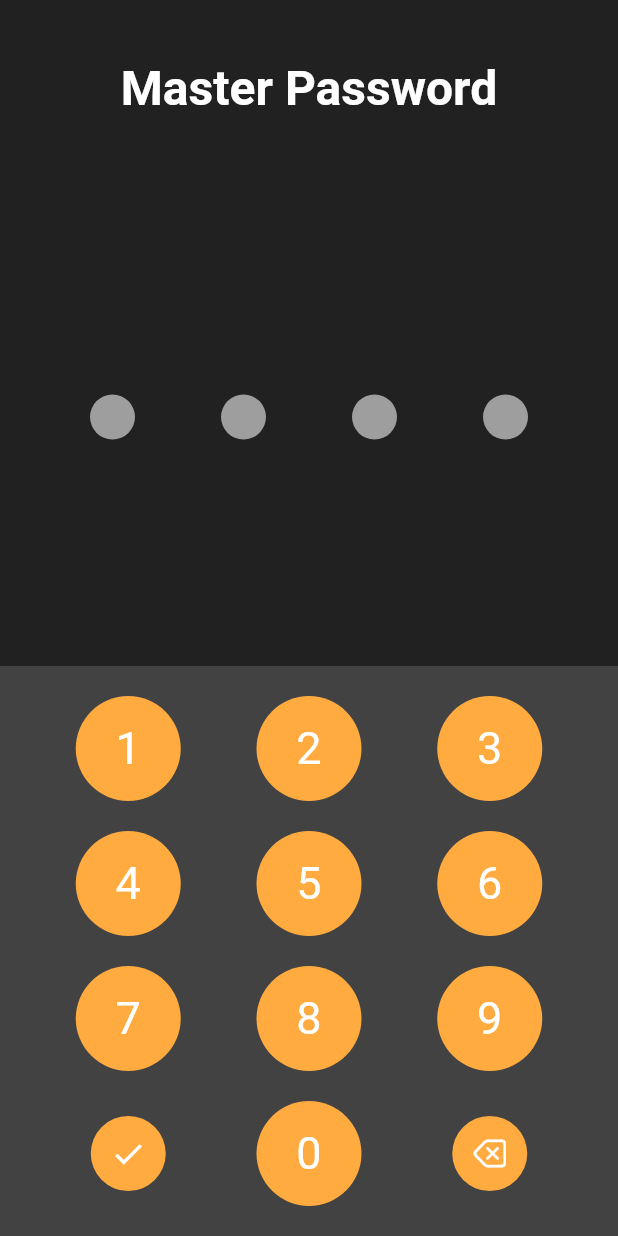
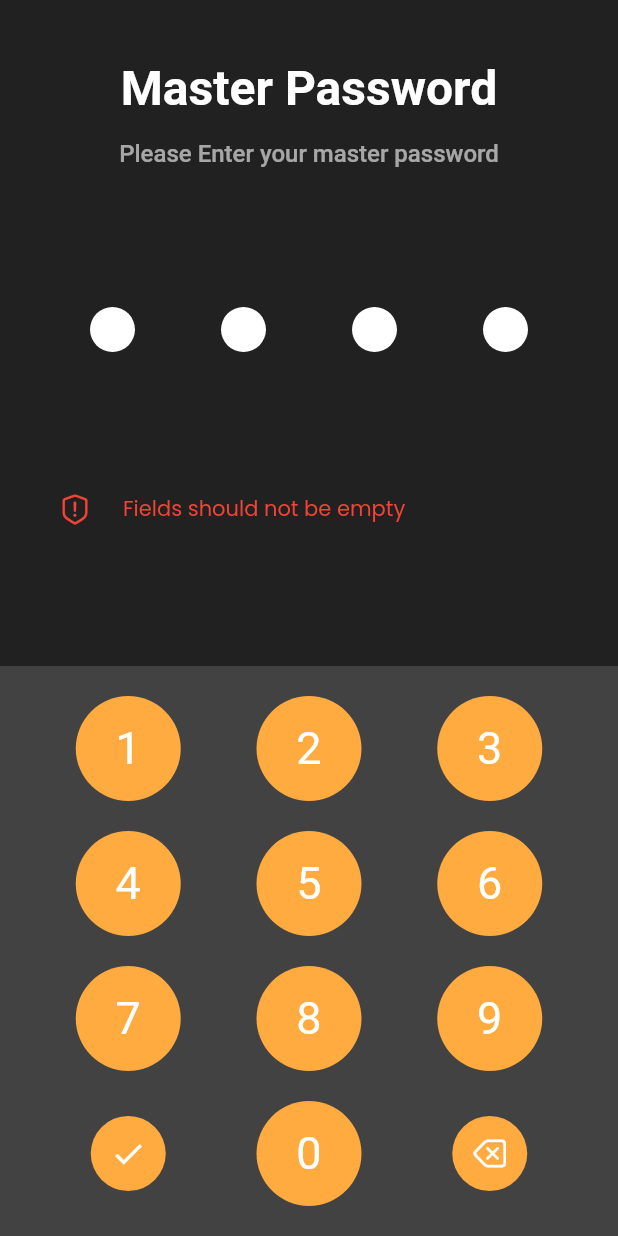
Before and after one commit to alokhegde2/key-secure, a Flutter app: the MasterPass screen opened directly, after a tap on the "check" icon, on a phone screen of 412 x 824 dp. Run offline on Flutter 3.47's test engine with Material 2 defaults, Android fonts, the phone set to English and light mode, and no system bars; our stand-ins replace animated_splash_screen, flutter_svg, get, google_fonts; missing offline and left inert: clipboard; Roboto replaces fonts that are missing (Ubuntu).

Commit message:
Completed master pin page design and vaidation

```diff
--- a/key_secure/lib/controllers/master_pass_controller.dart
+++ b/key_secure/lib/controllers/master_pass_controller.dart
@@ -6,7 +6,7 @@ class MasterPassControler extends GetxController {
 
   onKeyTap(String number) {
     //  passCount.value++;
-    if (pass.value.length <= 4) {
+    if (pass.value.length <= 3) {
       //  pass.value += number;
       pass(pass.value + number);
     }
--- a/key_secure/lib/views/auth/login/master_pass.dart
+++ b/key_secure/lib/views/auth/login/master_pass.dart
@@ -2,12 +2,17 @@ import 'package:flutter/cupertino.dart';
 import 'package:flutter/material.dart';
 import 'package:get/get.dart';
 import 'package:google_fonts/google_fonts.dart';
+import 'package:key_secure/controllers/auth_controller.dart';
 import 'package:key_secure/controllers/master_pass_controller.dart';
+import 'package:key_secure/widgets/error.dart';
+
+import '../../home_page.dart';
 
 class MasterPass extends StatelessWidget {
   @override
   Widget build(BuildContext context) {
     final masterPass = Get.put(MasterPassControler());
+    final authController = Get.put(AuthController());
 
     return Scaffold(
       body: SafeArea(
@@ -31,8 +36,8 @@ class MasterPass extends StatelessWidget {
                     height: 15.0,
                   ),
                   Obx(() => Text(
-                        // "Please Enter your master password",
-                        masterPass.pass.toString(),
+                        "Please Enter your master password",
+                        // masterPass.pass.toString(),
                         style: GoogleFonts.ubuntu(
                           fontSize: 16,
                           fontWeight: FontWeight.w500,
@@ -50,31 +55,100 @@ class MasterPass extends StatelessWidget {
                       height: 30.0,
                       width: 30.0,
                       decoration: BoxDecoration(
-                          color: Colors.grey.shade500,
-                          borderRadius: BorderRadius.circular(15.0)),
+                        color: Colors.white,
+                        borderRadius: BorderRadius.circular(15.0),
+                      ),
+                      child: Obx(
+                        () => Center(
+                          child: (masterPass.pass.value.length >= 1)
+                              ? Container(
+                                  height: 30.0,
+                                  width: 30.0,
+                                  decoration: BoxDecoration(
+                                    color: Color(0xFF12E17F),
+                                    borderRadius: BorderRadius.circular(15.0),
+                                  ),
+                                )
+                              : null,
+                        ),
+                      ),
                     ),
                     Container(
                       height: 30.0,
                       width: 30.0,
                       decoration: BoxDecoration(
-                          color: Colors.grey.shade500,
-                          borderRadius: BorderRadius.circular(15.0)),
+                        color: Colors.white,
+                        borderRadius: BorderRadius.circular(15.0),
+                      ),
+                      child: Obx(
+                        () => Center(
+                          child: (masterPass.pass.value.length >= 2)
+                              ? Container(
+                                  height: 30.0,
+                                  width: 30.0,
+                                  decoration: BoxDecoration(
+                                    color: Color(0xFF12E17F),
+                                    borderRadius: BorderRadius.circular(15.0),
+                                  ),
+                                )
+                              : null,
+                        ),
+                      ),
                     ),
                     Container(
                       height: 30.0,
                       width: 30.0,
                       decoration: BoxDecoration(
-                          color: Colors.grey.shade500,
-                          borderRadius: BorderRadius.circular(15.0)),
+                        color: Colors.white,
+                        borderRadius: BorderRadius.circular(15.0),
+                      ),
+                      child: Obx(
+                        () => Center(
+                          child: (masterPass.pass.value.length >= 3)
+                              ? Container(
+                                  height: 30.0,
+                                  width: 30.0,
+                                  decoration: BoxDecoration(
+                                    color: Color(0xFF12E17F),
+                                    borderRadius: BorderRadius.circular(15.0),
+                                  ),
+                                )
+                              : null,
+                        ),
+                      ),
                     ),
                     Container(
                       height: 30.0,
                       width: 30.0,
                       decoration: BoxDecoration(
-                          color: Colors.grey.shade500,
-                          borderRadius: BorderRadius.circular(15.0)),
+                        color: Colors.white,
+                        borderRadius: BorderRadius.circular(15.0),
+                      ),
+                      child: Obx(
+                        () => Center(
+                          child: (masterPass.pass.value.length >= 4)
+                              ? Container(
+                                  height: 30.0,
+                                  width: 30.0,
+                                  decoration: BoxDecoration(
+                                    color: Color(0xFF12E17F),
+                                    borderRadius: BorderRadius.circular(15.0),
+                                  ),
+                                )
+                              : null,
+                        ),
+                      ),
                     ),
                   ],
+                ),
+              ),
+              Obx(
+                () => Center(
+                  child: Container(
+                    child: (authController.isError.value)
+                        ? ErrorMessage(error: authController.err.toString())
+                        : null,
+                  ),
                 ),
               ),
               Container(
@@ -184,7 +258,16 @@ class MasterPass extends StatelessWidget {
                       mainAxisAlignment: MainAxisAlignment.spaceEvenly,
                       children: [
                         InkWell(
-                          onTap: () {},
+                          onTap: () {
+                            if (masterPass.pass.value.length < 4) {
+                              authController.error();
+                              authController
+                                  .seterror("Fields should not be empty");
+                            } else {
+                              authController.noerror();
+                              Get.to(HomePage());
+                            }
+                          },
                           child: Container(
                             height: 50,
                             width: 50,
```
